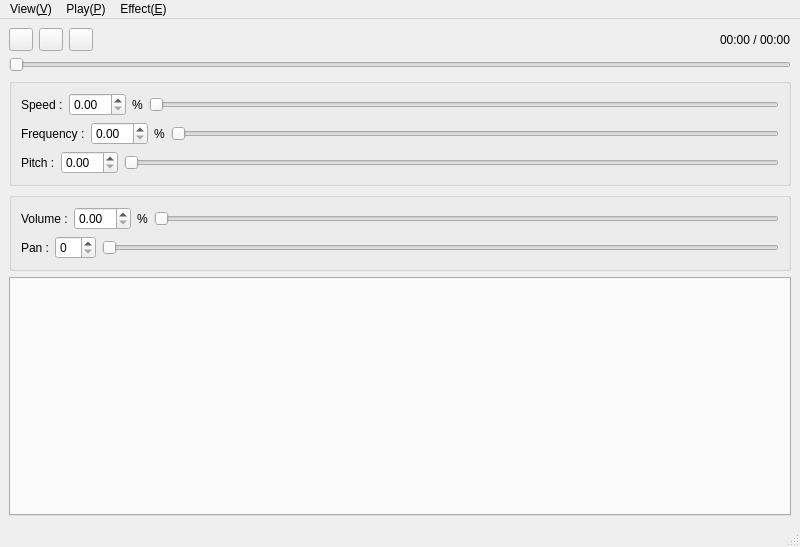
Before: the Qt Designer form qt_gui/src/MainWnd/MainWnd.ui in ryotayama/hayaemon_windows, drawn with Qt 5.
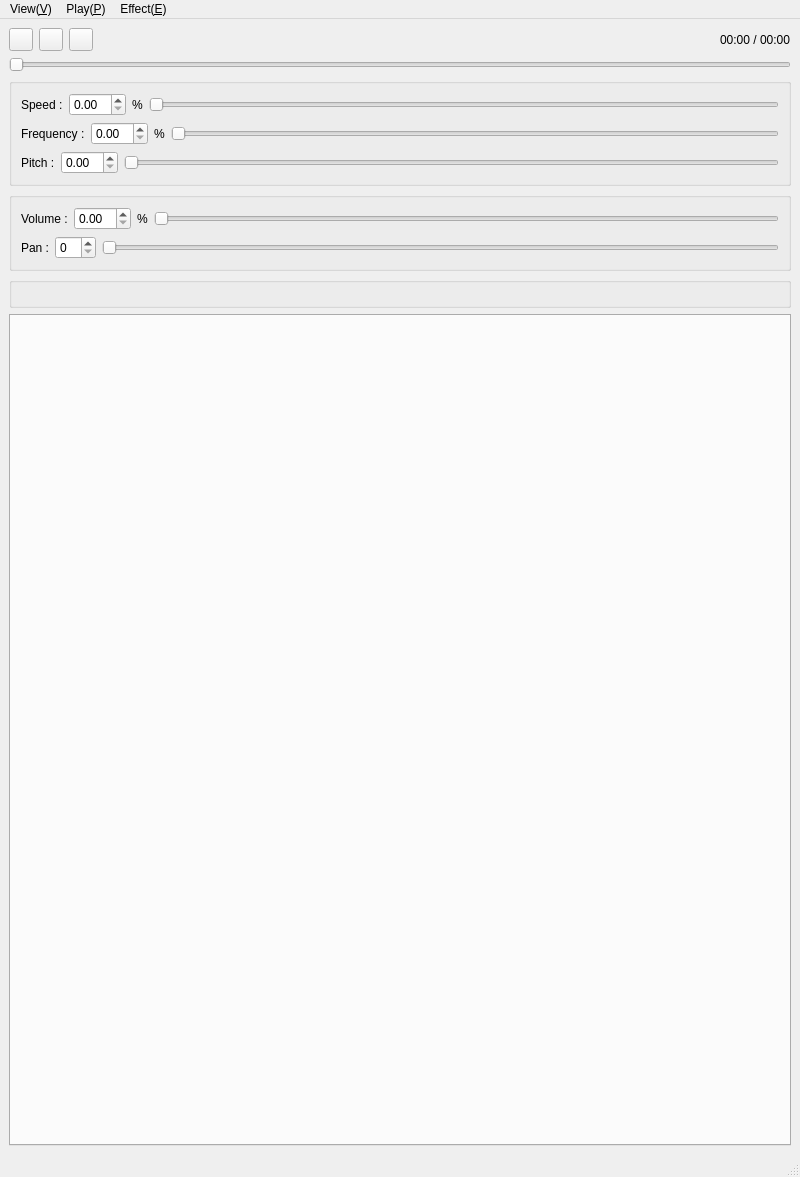
After: the same form once the commit is applied. Icons and pictures are not drawn. Custom widgets are drawn as their Qt base class.

What changed in the file:
```diff
--- a/qt_gui/src/MainWnd/MainWnd.ui
+++ b/qt_gui/src/MainWnd/MainWnd.ui
@@ -7,7 +7,7 @@
     <x>0</x>
     <y>0</y>
     <width>800</width>
-    <height>547</height>
+    <height>1177</height>
    </rect>
   </property>
   <property name="windowTitle">
@@ -245,6 +245,17 @@
       </layout>
      </widget>
     </item>
+    <item>
+     <widget class="QGroupBox" name="eqGroupBox">
+      <property name="title">
+       <string/>
+      </property>
+      <property name="flat">
+       <bool>true</bool>
+      </property>
+      <layout class="QGridLayout" name="eqLayout"/>
+     </widget>
+    </item>
     <item>
      <widget class="CTab_MainWnd" name="m_tab"/>
     </item>
```
Left out of the diff: 16 changed lines with no effect on the pictures.
